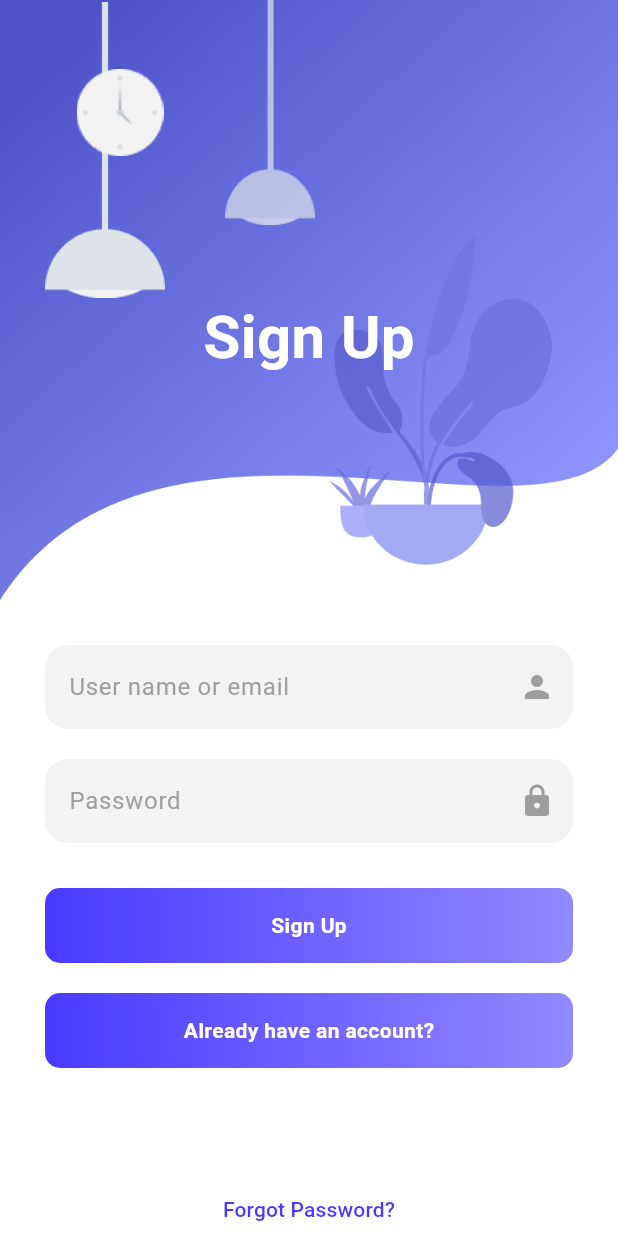
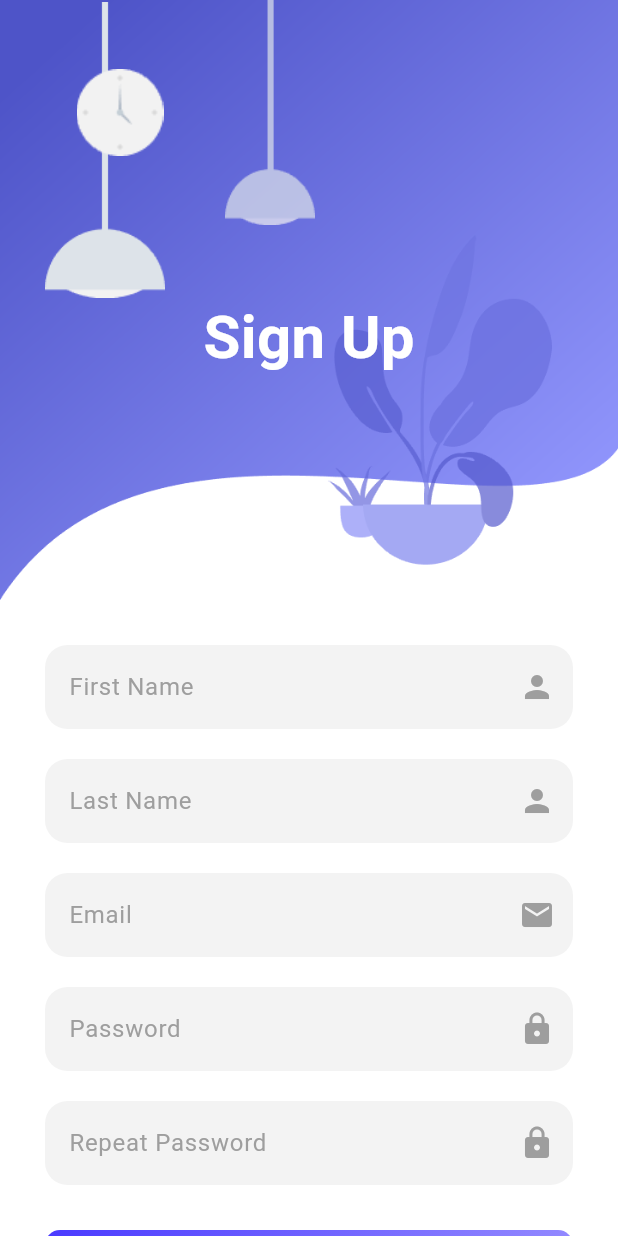
Before and after one commit to TA-rathnayaka/PublicPulse, a Flutter app: the Signup screen opened by its route, on a phone screen of 412 x 824 dp. Run offline on Flutter 3.47's test engine with Material 3 defaults, Android fonts, the phone set to English and light mode, and no system bars; our stand-ins replace animate_do, cloud_firestore, firebase_auth, firebase_core; accounts and stored records are empty.

Commit message:
signup incomplete

```diff
--- a/client/lib/views/screens/signup.dart
+++ b/client/lib/views/screens/signup.dart
@@ -11,8 +11,11 @@ import 'package:client/providers/siginup_validation_provider.dart';
 class Signup extends StatelessWidget {
   static const id = '/signup';
 
+  final TextEditingController _firstNameController = TextEditingController();
+  final TextEditingController _lastNameController = TextEditingController();
   final TextEditingController _emailController = TextEditingController();
   final TextEditingController _passwordController = TextEditingController();
+  final TextEditingController _repeatPasswordController = TextEditingController();
 
   @override
   Widget build(BuildContext context) {
@@ -87,7 +90,7 @@ class Signup extends StatelessWidget {
       padding: EdgeInsets.all(30.0),
       child: Column(
         children: <Widget>[
-          _buildEmailPasswordFields(context),
+          _buildFormFields(context),
           SizedBox(height: 30),
           _buildSignupButton(context),
           SizedBox(height: 20),
@@ -99,26 +102,44 @@ class Signup extends StatelessWidget {
     );
   }
 
-  Widget _buildEmailPasswordFields(BuildContext context) {
+  Widget _buildFormFields(BuildContext context) {
     return FadeInUp(
       duration: Duration(milliseconds: 1800),
       child: Column(
         children: <Widget>[
-          _buildEmailTextField(context),
-          SizedBox(height: 20),  // Add spacing between email and password fields
+          _buildTextField(
+            _firstNameController,
+            'First Name',
+            Icons.person,
+          ),
+          SizedBox(height: 20),
+          _buildTextField(
+            _lastNameController,
+            'Last Name',
+            Icons.person,
+          ),
+          SizedBox(height: 20),
+          _buildTextField(
+            _emailController,
+            'Email',
+            Icons.email,
+          ),
+          SizedBox(height: 20),
           _buildPasswordTextField(context),
+          SizedBox(height: 20),
+          _buildRepeatPasswordTextField(context),
         ],
       ),
     );
   }
 
-  Widget _buildEmailTextField(BuildContext context) {
+  Widget _buildTextField(TextEditingController controller, String hintText, IconData icon) {
     return TextField(
-      controller: _emailController,
+      controller: controller,
       decoration: kTextFieldDecoration.copyWith(
-        hintText: 'User name or email',
+        hintText: hintText,
         suffixIcon: Icon(
-          Icons.person,
+          icon,
           color: kTextFieldHintColor,
         ),
       ),
@@ -139,29 +160,54 @@ class Signup extends StatelessWidget {
     );
   }
 
+  Widget _buildRepeatPasswordTextField(BuildContext context) {
+    return TextField(
+      controller: _repeatPasswordController,
+      obscureText: true,
+      decoration: kTextFieldDecoration.copyWith(
+        hintText: 'Repeat Password',
+        suffixIcon: Icon(
+          Icons.lock,
+          color: kTextFieldHintColor,
+        ),
+      ),
+    );
+  }
+
   Widget _buildSignupButton(BuildContext context) {
     return FadeInUp(
       duration: Duration(milliseconds: 1900),
       child: PrimaryButton(
         label: "Sign Up",
         onPressed: () {
-          context.read<SignupValidationProvider>().validateEmail(_emailController.text);
-          context.read<SignupValidationProvider>().validatePassword(_passwordController.text);
-
-          if (context.read<SignupValidationProvider>().isValid) {
-            context.read<MyAuthProvider>().signInEmailAndPassword(
-              _emailController.text, _passwordController.text,
+          if (_validateInputs()) {
+            context.read<MyAuthProvider>().registerUserAndPassword(
+              _emailController.text,
+              _passwordController.text,
+              _firstNameController.text,
+              _lastNameController.text,
             ).then((_) {
               if (context.read<MyAuthProvider>().user != null) {
                 Navigator.pushNamed(context, Dashboard.id);
-              } else {
-                context.read<SignupValidationProvider>().validatePassword('');
               }
             });
           }
         },
       ),
     );
+  }
+
+  bool _validateInputs() {
+    // Here you can validate the form inputs
+    if (_firstNameController.text.isEmpty || _lastNameController.text.isEmpty ||
+        _emailController.text.isEmpty || _passwordController.text.isEmpty ||
+        _repeatPasswordController.text.isEmpty) {
+      return false;
+    }
+    if (_passwordController.text != _repeatPasswordController.text) {
+      return false;
+    }
+    return true;
   }
 
   Widget _buildLoginButton(BuildContext context) {
```
